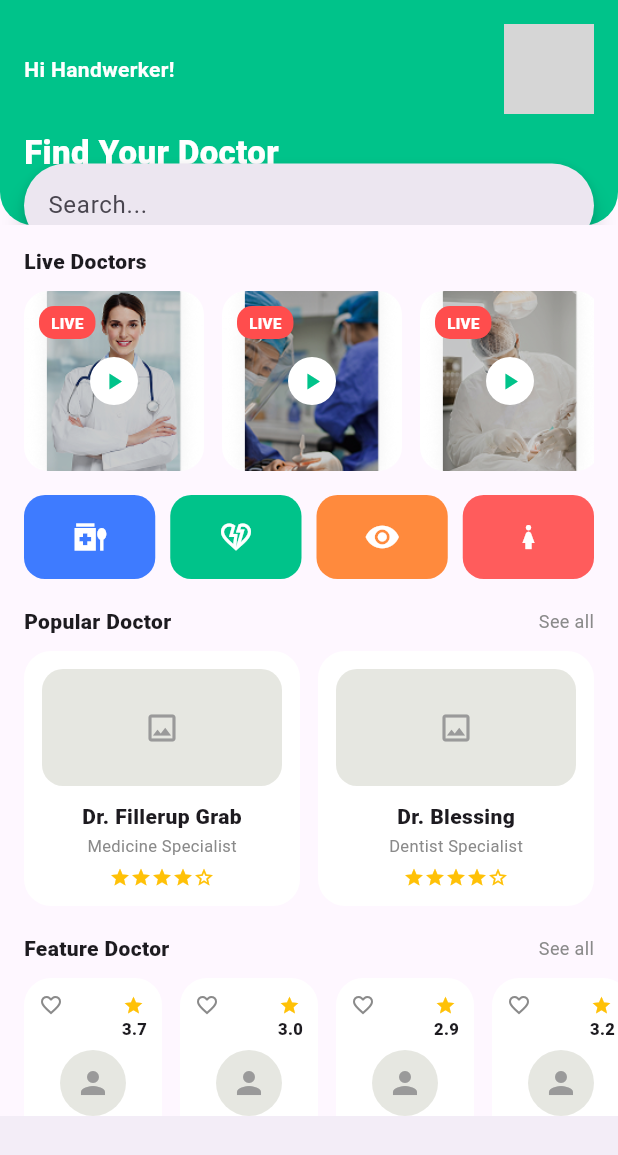
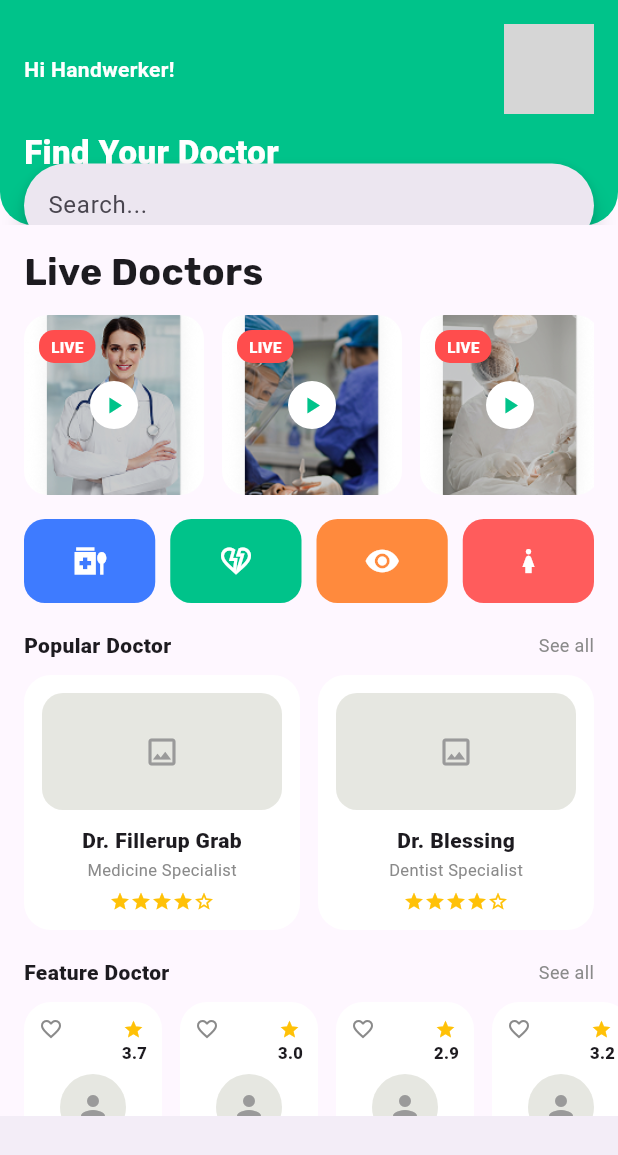
Before and after one commit to SalahHassan202/flutter_doctor_hunt_app, a Flutter app: the HomeScreen screen opened directly, on a phone screen of 412 x 824 dp. Shown: the top 1155 px of the screen. Run offline on Flutter 3.47's test engine with Material 3 defaults, Android fonts, the phone set to English and light mode, and no system bars; our stand-ins replace google_fonts; grey boxes are pictures that could not be loaded.

Commit message:
update live doctor section file

```diff
--- a/lib/home_Screen/widgets/live_dector_section.dart
+++ b/lib/home_Screen/widgets/live_dector_section.dart
@@ -1,5 +1,6 @@
 import 'package:doctor_hun_app/home_Screen/widgets/live_doctor_card.dart';
 import 'package:flutter/material.dart';
+import 'package:google_fonts/google_fonts.dart';
 
 class LiveDectorSection extends StatelessWidget {
   const LiveDectorSection({super.key});
@@ -11,9 +12,9 @@ class LiveDectorSection extends StatelessWidget {
       child: Column(
         crossAxisAlignment: CrossAxisAlignment.start,
         children: [
-          const Text(
+          Text(
             "Live Doctors",
-            style: TextStyle(fontWeight: FontWeight.w900),
+            style: GoogleFonts.rubik(fontSize: 25, fontWeight: FontWeight.bold),
           ),
           const SizedBox(height: 10),
           SizedBox(
```
